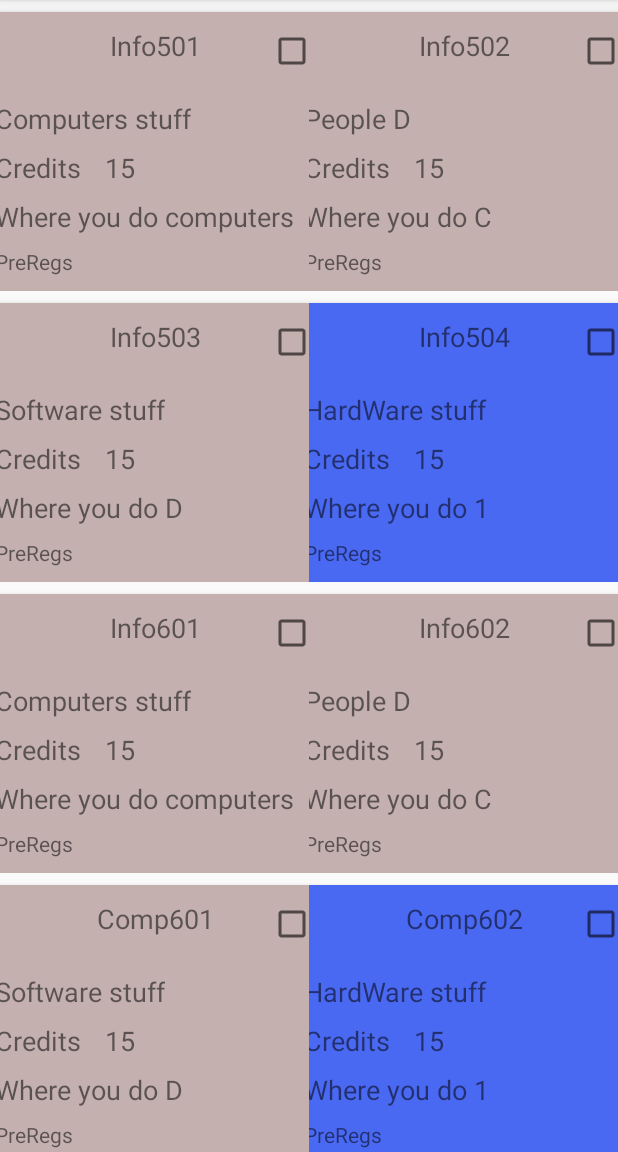
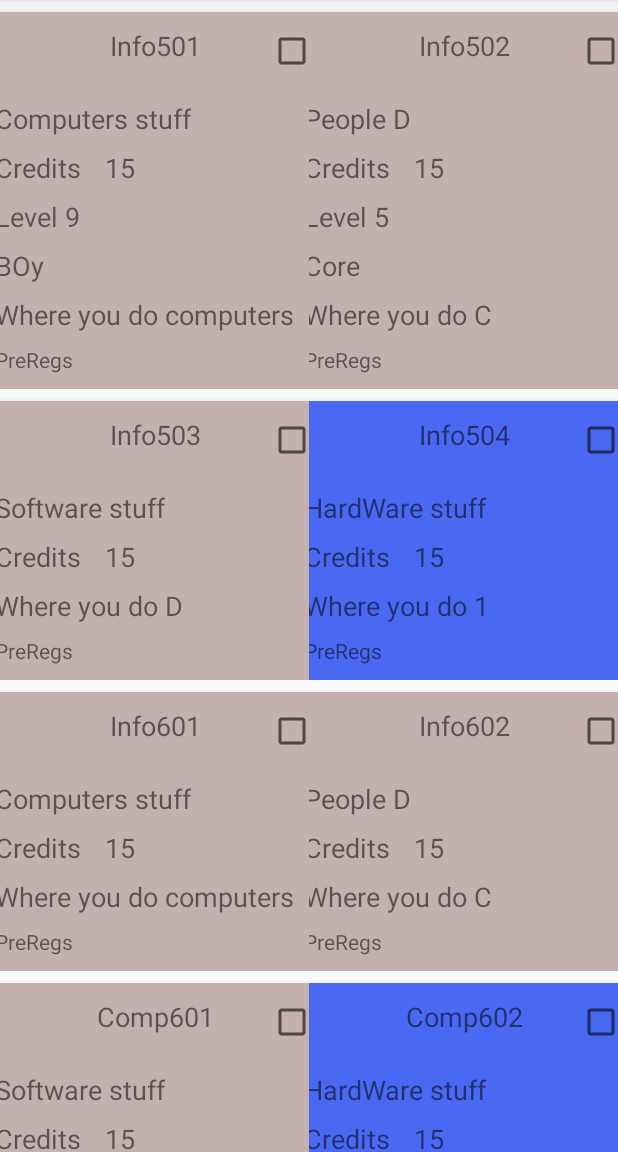
Before and after one commit to BenjaminAtkins/ModulesView, an Android app: the ViewModulesActivity screen opened directly, with no data from a screen before it, after a tap on "Info502", on a phone screen of 412 x 824 dp, the part 84-1236 px from its top. Run offline under Robolectric (Android 15) with nearby library versions, the phone set to English and light mode, and no system bars; 1 other tap on this screen came first.

Commit message:
Fixed Clicking on View Modules(Have to do edit)

```diff
--- a/app/src/main/java/com/example/modulesview/Module.java
+++ b/app/src/main/java/com/example/modulesview/Module.java
@@ -14,10 +14,12 @@ public class Module {
     private boolean Passed=false;//chance later
     private String Stream;
     private int Background;
-    private boolean expaneded=false;
+    private boolean expanded =false;
+    private String semestor;
+    private boolean visable=false;
     //For headers
     private boolean header;
-    private String semestor;
+
 
 
     public Module(long M_ID,String m_Code, String m_Name, String m_Desc, String m_Level, String m_CLevel, String stream,String semestor,boolean head) {
@@ -49,8 +51,12 @@ public class Module {
 
     //Getters
 
-    public boolean isExpaneded() {
-        return expaneded;
+    public boolean isVisable() {
+        return visable;
+    }
+
+    public boolean isExpanded() {
+        return expanded;
     }
     public boolean isPassed() {
         return Passed;
@@ -83,6 +89,10 @@ public class Module {
         return Stream;
     }
 
+    public void setVisable(boolean visable) {
+        this.visable = visable;
+    }
+
     public boolean isHeader() {
         return header;
     }
@@ -96,8 +106,8 @@ public class Module {
         M_Code = m_Code;
     }
 
-    public void setExpaneded(boolean expaneded) {
-        this.expaneded = expaneded;
+    public void setExpanded(boolean expanded) {
+        this.expanded = expanded;
     }
 
     public void setPassed(boolean passed) {
--- a/app/src/main/java/com/example/modulesview/testmeenu.java
+++ b/app/src/main/java/com/example/modulesview/testmeenu.java
@@ -35,7 +35,7 @@ public class testmeenu extends AppCompatActivity {
         Module c=new Module(3,"Info503","Software stuff","Where you do D","Level 5","15","Core","1",false);
         Modules.add(c);
         Module d=new Module(4,"Info504","HardWare stuff","Where you do 1","Level 5","15","Soft","1",false);
-        d.SetPreRequistes(a,b,c);
+        //d.SetPreRequistes(a,b,c);
         Modules.add(d);
         Module h=new Module(5,"Info601","Computers stuff","Where you do computers","Level 5","15","Core","2",false);
         Modules.add(h);
--- a/app/src/main/java/com/example/modulesview/view_modules/ViewCustomAdapater.java
+++ b/app/src/main/java/com/example/modulesview/view_modules/ViewCustomAdapater.java
@@ -3,6 +3,7 @@ package com.example.modulesview.view_modules;
 import android.content.Context;
 import android.support.annotation.NonNull;
 import android.support.v4.content.ContextCompat;
+import android.support.v7.view.menu.MenuView;
 import android.support.v7.widget.CardView;
 import android.support.v7.widget.RecyclerView;
 import android.view.LayoutInflater;
@@ -21,6 +22,35 @@ import java.util.ArrayList;
 public class ViewCustomAdapater extends RecyclerView.Adapter<ViewCustomAdapater.Holder>{
     private ArrayList<Module> Modules;
     private Context context;
+    public interface OnModuleClickListener {
+        void onItemClick(Module module);
+    }
+    private final OnModuleClickListener listener;
+
+
+    public ViewCustomAdapater(ArrayList<Module> Modules, Context context,OnModuleClickListener listener) {
+        this.Modules=Modules;
+        this.context=context;
+        this.listener=listener;
+    }
+    @NonNull
+    @Override
+    public Holder onCreateViewHolder(@NonNull ViewGroup parent, int i) {
+        View view = LayoutInflater.from(parent.getContext()).inflate(R.layout.module_view_layout, parent, false);
+        //view.setOnClickListener();
+        Holder holder = new Holder(view, 0);
+        return holder;
+
+    }
+    @Override
+    public void onBindViewHolder(@NonNull Holder holder, int poss) {
+            holder.bind(Modules.get(poss),listener);
+
+    }
+    @Override
+    public int getItemCount() {
+        return Modules.size();
+    }
     public static class Holder extends RecyclerView.ViewHolder
     {
         TextView M_Code;
@@ -33,84 +63,45 @@ public class ViewCustomAdapater extends RecyclerView.Adapter<ViewCustomAdapater.
         CheckBox Completed;
         CardView MoudleBox;
         TextView HeadCode;
-        int Type;
 
         public Holder(@NonNull View view,int type) {
             super(view);
-            this.Type=type;
-            if (type==0) {
-                M_Code = view.findViewById(R.id.MoudleCodeText);
-                M_name = view.findViewById(R.id.NameText);
-                M_Clevel = view.findViewById(R.id.CreditsText);
-                M_Desc = view.findViewById(R.id.descriptionText);
-                M_Level = view.findViewById(R.id.LevelText);
-                M_Stream = view.findViewById(R.id.StreamText);
-                Completed = view.findViewById(R.id.checkBox);
-                MoudleBox = view.findViewById(R.id.card_view);
-                PreRegs=view.findViewById(R.id.PreRequistesText);
-            }
-            else{
-                HeadCode=view.findViewById(R.id.SemestorText);
-            }
+            M_Code = view.findViewById(R.id.MoudleCodeText);
+            M_name = view.findViewById(R.id.NameText);
+            M_Clevel = view.findViewById(R.id.CreditsText);
+            M_Desc = view.findViewById(R.id.descriptionText);
+            M_Level = view.findViewById(R.id.LevelText);
+            M_Stream = view.findViewById(R.id.StreamText);
+            Completed = view.findViewById(R.id.checkBox);
+            MoudleBox = view.findViewById(R.id.card_view);
+            PreRegs=view.findViewById(R.id.PreRequistesText);
+        }
 
-        }
-    }
 
-    public ViewCustomAdapater(ArrayList<Module> Modules, Context context) {
-        this.Modules=Modules;
-        this.context=context;
-    }
-    @NonNull
-    @Override
-    public Holder onCreateViewHolder(@NonNull ViewGroup parent, int i) {
-        if (Modules.get(i).isHeader()){
-            View view = LayoutInflater.from(parent.getContext()).inflate(R.layout.headerlayout, parent, false);
-            //view.setOnClickListener();
-            Holder holder = new Holder(view, 1);
-            return holder;
+    public void bind(final Module module, final OnModuleClickListener listener ){
+            M_name.setText(module.getM_Name());M_Code.setText(module.getM_Code());
+            M_Clevel.setText(module.getM_CLevel());
+            M_Desc.setText(module.getM_Desc());
+            M_Stream.setText(module.getStream());
+            M_Level.setText(module.getM_Level());
+            Completed.setChecked(module.isPassed());
+            MoudleBox.setCardBackgroundColor(ContextCompat.getColor(itemView.getContext(), module.getBackground()));
+        if (module.isExpanded()){
+            M_Level.setVisibility(View.VISIBLE);
+            M_Stream.setVisibility(View.VISIBLE);
         }
         else {
-            View view = LayoutInflater.from(parent.getContext()).inflate(R.layout.module_view_layout, parent, false);
-            //view.setOnClickListener();
-            Holder holder = new Holder(view, 0);
-            return holder;
+            M_Level.setVisibility(View.GONE);
+            M_Stream.setVisibility(View.GONE);
         }
+        itemView.setOnClickListener(new View.OnClickListener() {
+            @Override
+            public void onClick(View v) {
+                listener.onItemClick(module);
+
+            }
+        });
     }
-
-    @Override
-    public void onBindViewHolder(@NonNull Holder holder, int poss) {
-        if (holder.Type==0) {
-            TextView M_Code = holder.M_Code;
-            TextView M_name = holder.M_name;
-            TextView M_Clevel = holder.M_Clevel;
-            TextView M_Desc = holder.M_Desc;
-            TextView M_Level = holder.M_Level;
-            TextView M_Stream = holder.M_Stream;
-            TextView Preregs =holder.PreRegs;
-            CheckBox Completed = holder.Completed;
-            CardView MoudleBox = holder.MoudleBox;
-
-            M_name.setText(Modules.get(poss).getM_Name());
-            M_Code.setText(Modules.get(poss).getM_Code());
-            M_Clevel.setText(Modules.get(poss).getM_CLevel());
-            M_Desc.setText(Modules.get(poss).getM_Desc());
-            M_Stream.setText(Modules.get(poss).getStream());
-            M_Level.setText(Modules.get(poss).getM_Level());
-            Completed.setChecked(Modules.get(poss).isPassed());
-            MoudleBox.setCardBackgroundColor(ContextCompat.getColor(context, Modules.get(poss).getBackground()));
-            int i=0;
-            while (i<((Modules.get(poss).getPrereqs().size()))){
-                Preregs.append(Modules.get(poss).getPrereqs().get(i).getM_Code());
-            }
-        }
-        else {
-            TextView SemCode=holder.HeadCode;
-            SemCode.setText("Semestor "+Modules.get(poss).getSemestor());
-        }
-    }
-    @Override
-    public int getItemCount() {
-        return Modules.size();
-    }
+}
 
 }
--- a/app/src/main/java/com/example/modulesview/view_modules/ViewModulesActivity.java
+++ b/app/src/main/java/com/example/modulesview/view_modules/ViewModulesActivity.java
@@ -5,8 +5,8 @@ import android.os.Bundle;
 import android.support.v7.widget.DefaultItemAnimator;
 import android.support.v7.widget.GridLayoutManager;
 import android.support.v7.widget.RecyclerView;
-import android.view.View;
-import android.widget.TextView;
+import android.util.Log;
+import android.widget.Toast;
 
 import com.example.modulesview.Module;
 import com.example.modulesview.R;
@@ -32,25 +32,25 @@ public class ViewModulesActivity extends AppCompatActivity {
         recyclerView.setLayoutManager(layoutManager);
         recyclerView.setItemAnimator( new DefaultItemAnimator());
 
-
-
-        adapter= new ViewCustomAdapater(Modules,this);
+        adapter= new ViewCustomAdapater(Modules,this,new ViewCustomAdapater.OnModuleClickListener(){
+            @Override
+            public void onItemClick(Module module) {
+                //Toast.makeText(this, "Item Clicked", Toast.LENGTH_SHORT).show();
+                Log.d("ItemClickDebug","ItemClicked"+module.getM_Code());
+                if(module.isExpanded()){
+                    module.setExpanded(false);
+                    adapter.notifyDataSetChanged();
+                }
+                else{
+                    module.setExpanded(true);
+                    adapter.notifyDataSetChanged();
+                }
+            }
+        });
         recyclerView.setAdapter(adapter);
 
 
     }
-    public void CardClicked(View view){
-        TextView M_Level=view.findViewById(R.id.LevelText);
-        TextView M_Stream =view.findViewById(R.id.StreamText);
-        if(M_Level.getVisibility()==View.GONE){
-            M_Level.setVisibility(View.VISIBLE);
-            M_Stream.setVisibility(View.VISIBLE);
-            adapter.notifyDataSetChanged();
-        }
-        else{
-            M_Level.setVisibility(View.GONE);
-            M_Stream.setVisibility(View.GONE);
-        }
-    }
+
 
 }
--- a/app/src/main/res/layout/module_edit_layout.xml
+++ b/app/src/main/res/layout/module_edit_layout.xml
@@ -22,6 +22,7 @@
             android:id="@+id/cardlayoutedit"
             android:layout_width="match_parent"
             android:layout_height="wrap_content"
+            android:clickable="true"
             android:onClick="EditCardClicked">
 
             <EditText
--- a/app/src/main/res/layout/module_view_layout.xml
+++ b/app/src/main/res/layout/module_view_layout.xml
@@ -4,6 +4,7 @@
     xmlns:tools="http://schemas.android.com/tools"
     android:layout_width="match_parent"
     android:layout_height="wrap_content"
+    android:background="#00AC1B1B"
     tools:context=".view_modules.ViewModulesActivity">
 
 
@@ -15,9 +16,10 @@
         android:layout_marginTop="8dp"
         android:layout_marginEnd="8dp"
         android:animationCache="false"
-        android:onClick="CardClicked"
         app:cardCornerRadius="20dp"
         app:cardElevation="5dp"
+        android:duplicateParentState="true"
+        android:clickable="false"
         app:layout_constraintEnd_toEndOf="parent"
         app:layout_constraintStart_toStartOf="parent"
         app:layout_constraintTop_toTopOf="parent">
@@ -26,6 +28,8 @@
             android:id="@+id/cardlayout"
             android:layout_width="match_parent"
             android:layout_height="wrap_content"
+            android:duplicateParentState="true"
+            android:clickable="false"
             android:padding="10dp">
 
             <TextView
```
